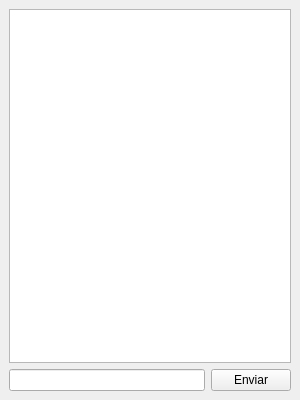
This is cliente.ui in MrDelirios/servidor_msg as Qt 5 draws it before an edit. The edited form follows.
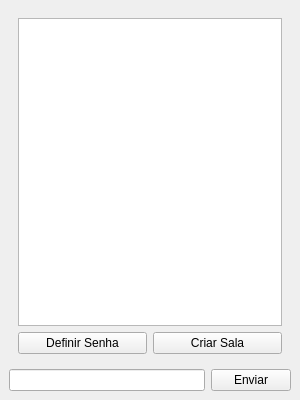
This is the edited form. The open tabs and pages were chosen to show the change.

Commit message: UPDATE: Interface e criptografia

The edit to the form file:
```diff
--- a/cliente.ui
+++ b/cliente.ui
@@ -26,12 +26,63 @@
    <string>BlakeMSG</string>
   </property>
   <widget class="QWidget" name="centralwidget">
-   <layout class="QGridLayout" name="gridLayout">
+   <layout class="QGridLayout" name="gridLayout_2">
     <item row="0" column="0" colspan="2">
-     <widget class="QTextEdit" name="Log">
-      <property name="textInteractionFlags">
-       <set>Qt::TextInteractionFlag::NoTextInteraction</set>
+     <widget class="QStackedWidget" name="Central">
+      <property name="sizePolicy">
+       <sizepolicy hsizetype="Expanding" vsizetype="Expanding">
+        <horstretch>0</horstretch>
+        <verstretch>0</verstretch>
+       </sizepolicy>
       </property>
+      <property name="frameShape">
+       <enum>QFrame::Shape::NoFrame</enum>
+      </property>
+      <property name="currentIndex">
+       <number>1</number>
+      </property>
+      <widget class="QWidget" name="Inicial">
+       <layout class="QGridLayout" name="gridLayout">
+        <item row="0" column="0" colspan="2">
+         <widget class="QListView" name="listView"/>
+        </item>
+        <item row="1" column="0">
+         <widget class="QPushButton" name="definir">
+          <property name="text">
+           <string>Definir Senha</string>
+          </property>
+         </widget>
+        </item>
+        <item row="1" column="1">
+         <widget class="QPushButton" name="criar">
+          <property name="text">
+           <string>Criar Sala</string>
+          </property>
+         </widget>
+        </item>
+       </layout>
+      </widget>
+      <widget class="QWidget" name="Chat">
+       <widget class="QTextEdit" name="Log">
+        <property name="geometry">
+         <rect>
+          <x>0</x>
+          <y>0</y>
+          <width>281</width>
+          <height>351</height>
+         </rect>
+        </property>
+        <property name="sizePolicy">
+         <sizepolicy hsizetype="Expanding" vsizetype="Expanding">
+          <horstretch>0</horstretch>
+          <verstretch>0</verstretch>
+         </sizepolicy>
+        </property>
+        <property name="textInteractionFlags">
+         <set>Qt::TextInteractionFlag::NoTextInteraction</set>
+        </property>
+       </widget>
+      </widget>
      </widget>
     </item>
     <item row="1" column="0">
```
The commit also changes 5 other files.
